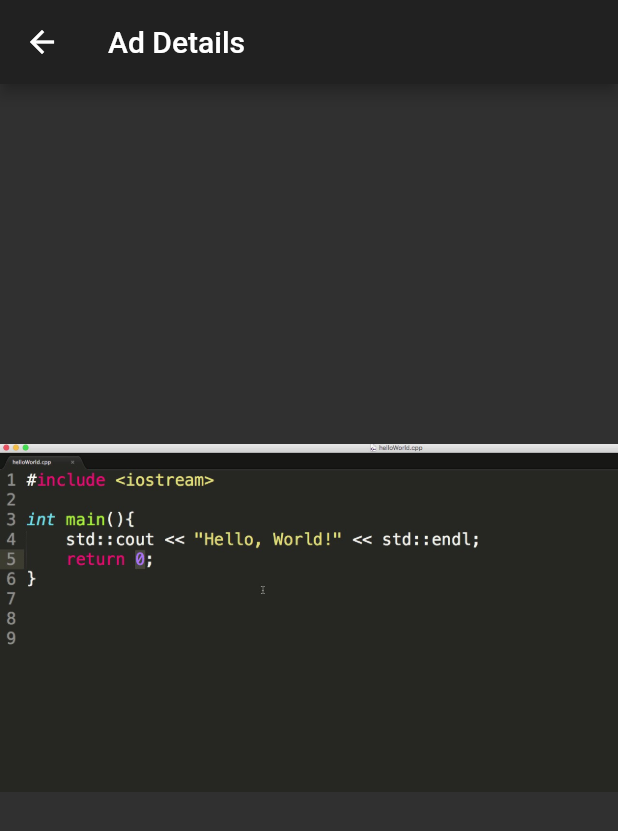
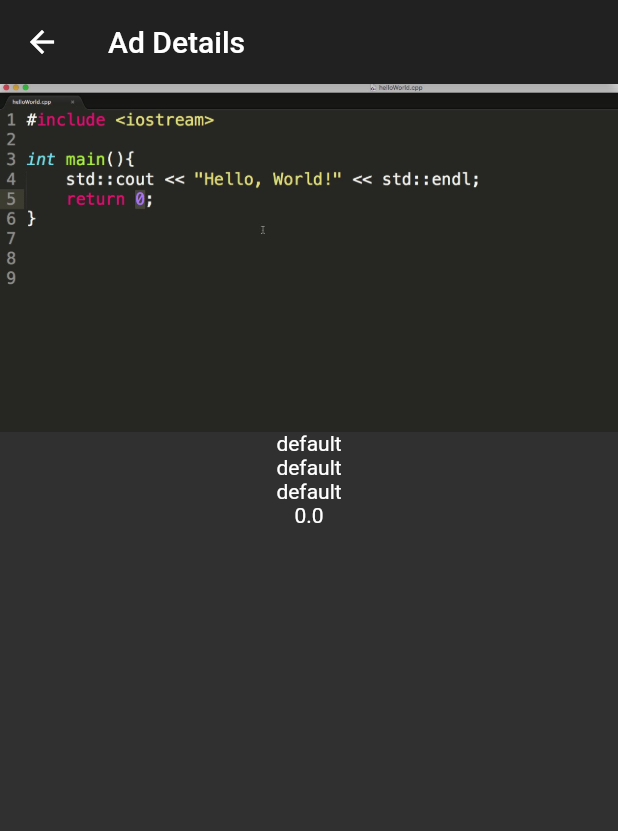
Before and after one commit to ShanjinurIslam/Snatok-Flutter, a Flutter app: the AdManagement screen opened by its route, after a tap on the "add circle" icon, after a tap on the "info" icon, on a phone screen of 412 x 824 dp. Shown: the top 831 px of the screen. Run offline on Flutter 3.47's test engine with Material 2 defaults, Android fonts, the phone set to English and light mode, and no system bars.

Commit message:
refactored using map

```diff
--- a/snatok/lib/main.dart
+++ b/snatok/lib/main.dart
@@ -46,7 +46,7 @@ class _MyAppState extends State<MyApp> {
 
         if(elements[1]=='ad'){
           final int index = int.parse(elements[2]) ;
-          return MaterialPageRoute<bool>(builder: (BuildContext context) => SingleAd(products[index]['image'],products[index]['title']));
+          return MaterialPageRoute<bool>(builder: (BuildContext context) => SingleAd(products[index]));
         }
 
         return null ;
--- a/snatok/lib/views/ad.dart
+++ b/snatok/lib/views/ad.dart
@@ -2,9 +2,9 @@ import 'package:flutter/material.dart';
 import 'dart:async';
 
 class SingleAd extends StatelessWidget {
-  final String imageURL, value;
+  final Map<String, dynamic> map;
 
-  SingleAd(this.imageURL, this.value);
+  SingleAd(this.map);
 
   @override
   Widget build(BuildContext context) {
@@ -14,15 +14,16 @@ class SingleAd extends StatelessWidget {
           title: Text('Ad Details'),
         ),
         body: Column(
-          mainAxisAlignment: MainAxisAlignment.center,
-          crossAxisAlignment: CrossAxisAlignment.center,
           children: <Widget>[
-            Image.asset(imageURL),
-            Center(
-                child: Container(
-              child: Text(value),
-              margin: EdgeInsets.all(20),
-            )),
+            Image.asset(map['image']),
+            Center(child: Container(child: Column(
+              children: <Widget>[
+                Text(map['title']),
+                Text(map['description']),
+                Text(map['location']),
+                Text(map['price'].toString()),
+              ],
+            ))),
             /*Center(
               child: FlatButton(
                 child: Text(
--- a/snatok/lib/views/create_ad.dart
+++ b/snatok/lib/views/create_ad.dart
@@ -12,9 +12,9 @@ class CreateAd extends StatefulWidget {
 }
 
 class _CreateAdState extends State<CreateAd> {
-  String title = "";
-  String description = "";
-  String location = "";
+  String title = "default";
+  String description = "default";
+  String location = "default";
   double price = 0;
 
   @override
@@ -92,6 +92,7 @@ class _CreateAdState extends State<CreateAd> {
                 print(title);
                 widget._add({
                   'title': title,
+                  'description':description,
                   'image': 'assets/1.jpg',
                   'location': location,
                   'price': price
```
